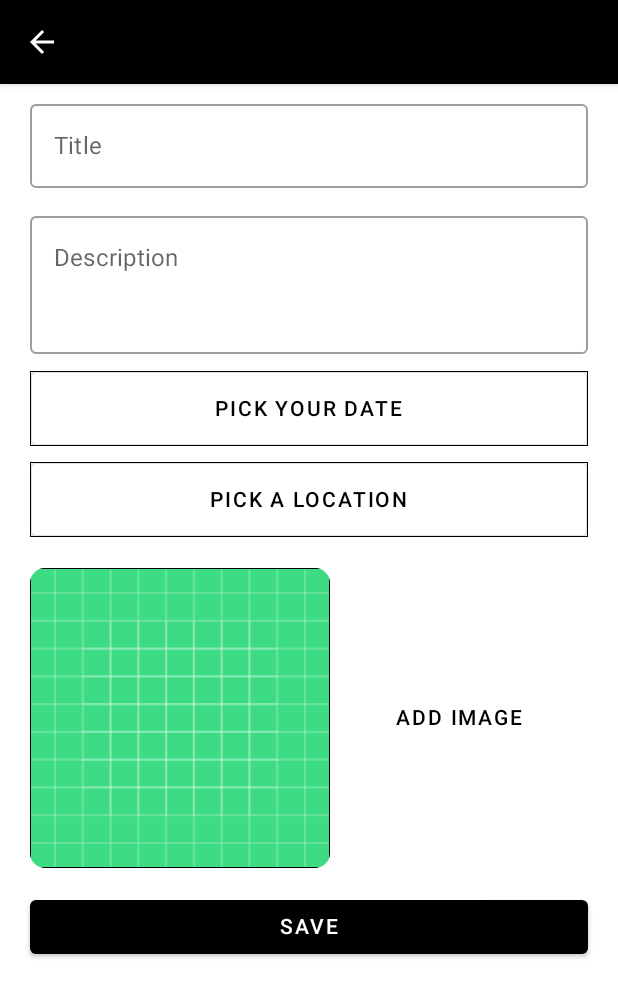
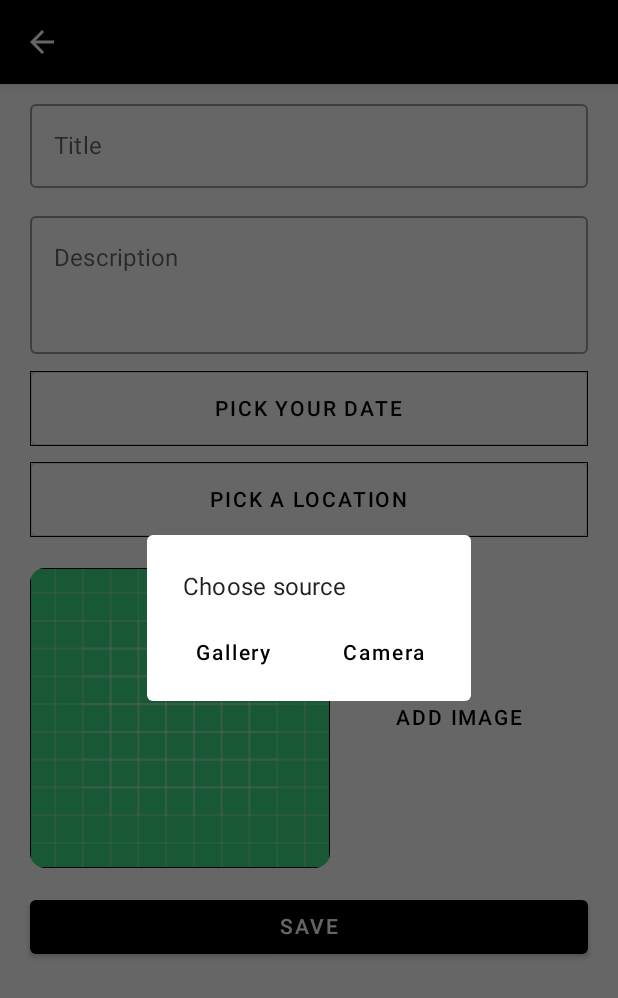
Before and after one commit to dolgovv/CastingPlaces, an Android app built with Jetpack Compose: the composable CardInfoPickerScreen called with empty values, after a tap on "ADD IMAGE", on a phone screen of 412 x 824 dp. Shown: the top 998 px of the screen. Run offline under Robolectric (Android 15) with nearby library versions, the phone set to English and light mode, and no system bars.

Commit message:
Add image and Permissions
Added:
- Required permissions in Manifest
- Add image button functionality
- Permission dialog
- Some commentaries

Fixed:
- DatePickerButton minor issues

```diff
--- a/app/build.gradle
+++ b/app/build.gradle
@@ -71,4 +71,6 @@ dependencies {
     androidTestImplementation "androidx.compose.ui:ui-test-junit4:$compose_version"
     debugImplementation "androidx.compose.ui:ui-tooling:$compose_version"
     debugImplementation "androidx.compose.ui:ui-test-manifest:$compose_version"
+
+    implementation 'com.karumi:dexter:6.0.1'
 }
--- a/app/src/main/AndroidManifest.xml
+++ b/app/src/main/AndroidManifest.xml
@@ -2,6 +2,9 @@
 <manifest xmlns:android="http://schemas.android.com/apk/res/android"
     xmlns:tools="http://schemas.android.com/tools"
     package="com.example.castingplaces">
+    <uses-permission android:name="android.permission.READ_EXTERNAL_STORAGE"/>
+    <uses-permission android:name="android.permission.WRITE_EXTERNAL_STORAGE"/>
+    <uses-permission android:name="android.permission.CAMERA"/>
 
     <application
         android:allowBackup="true"
--- a/app/src/main/java/com/example/castingplaces/CardInfoPickerScreen.kt
+++ b/app/src/main/java/com/example/castingplaces/CardInfoPickerScreen.kt
@@ -2,8 +2,12 @@ package com.example.castingplaces
 
 import android.app.DatePickerDialog
 import android.content.Context
+import android.content.pm.PackageManager
+import android.util.Log
 import android.widget.DatePicker
 import android.widget.Toast
+import androidx.activity.compose.rememberLauncherForActivityResult
+import androidx.activity.result.contract.ActivityResultContracts
 import androidx.compose.foundation.*
 import androidx.compose.foundation.layout.*
 import androidx.compose.foundation.shape.RoundedCornerShape
@@ -15,6 +19,7 @@ import androidx.compose.runtime.mutableStateOf
 import androidx.compose.runtime.remember
 import androidx.compose.runtime.setValue
 import androidx.compose.runtime.getValue
+import androidx.compose.runtime.saveable.rememberSaveable
 import androidx.compose.ui.Alignment
 import androidx.compose.ui.Modifier
 import androidx.compose.ui.draw.clip
@@ -25,6 +30,8 @@ import androidx.compose.ui.res.painterResource
 import androidx.compose.ui.tooling.preview.Preview
 import androidx.compose.ui.unit.Dp
 import androidx.compose.ui.unit.dp
+import androidx.compose.ui.window.Dialog
+import androidx.core.content.ContextCompat
 import androidx.navigation.NavController
 import androidx.navigation.compose.rememberNavController
 import com.example.castingplaces.ui.theme.CastingPlacesTheme
@@ -33,60 +40,25 @@ import java.time.Year
 import java.util.*
 
 
-
-@Composable
-private fun DatePickerButton(){
-
-    val context = LocalContext.current
-
-    var calendar = Calendar.getInstance()
-    val currentYear = calendar.get(Calendar.YEAR)
-    val currentMonth = calendar.get(Calendar.MONTH)
-    val currentDay = calendar.get(Calendar.DAY_OF_MONTH)
-
-    var pickedDate = mutableStateOf("PICK YOUR DATE")
-    var buttonText by pickedDate
-
-    val dpd = DatePickerDialog(context, DatePickerDialog.OnDateSetListener {
-            view, slctdyear, slctdmonth, slctddayOfMonth ->
-
-        buttonText = "$slctddayOfMonth/${slctdmonth+1}/$slctdyear"
-
-    }, currentYear, currentMonth, currentDay)
-
-    OutlinedButton(modifier = Modifier
-        .fillMaxWidth()
-        .height(50.dp)
-        .border(BorderStroke(Dp.Hairline, MaterialTheme.colors.onSurface)),
-
-        onClick = {
-            dpd.show()
-        }) {
-
-        Text(text ="$buttonText")
-    }
-}
-
 @Composable
 fun CardInfoPickerScreen(navController: NavController, cardTitle: String) {
 
-    val mainContext = LocalContext.current
-
-    var text: String by remember {
-        mutableStateOf("")
-    }
+    val openDialog = remember { mutableStateOf(false) }
 
     Surface(
         modifier = Modifier.fillMaxSize(),
         color = MaterialTheme.colors.background
 
     ) {
+
         Column(
             modifier = Modifier
                 .fillMaxSize(),
             horizontalAlignment = Alignment.CenterHorizontally
 
+
         ) {
+
             TopAppBar(
                 title = { Text(text = cardTitle) },
                 navigationIcon = {
@@ -99,6 +71,7 @@ fun CardInfoPickerScreen(navController: NavController, cardTitle: String) {
                 }
             )
 
+
             Column( //column for textFields
                 modifier = Modifier
                     .fillMaxHeight(0.4f)
@@ -107,12 +80,41 @@ fun CardInfoPickerScreen(navController: NavController, cardTitle: String) {
                 verticalArrangement = Arrangement.SpaceAround,
                 horizontalAlignment = Alignment.CenterHorizontally
             ) {
+                if (openDialog.value) {
+                    AlertDialog(
+                        onDismissRequest = {
+                            openDialog.value = false
+                        },
+                        title = {
+                            Text(text = "Choose source")
+                        },
+                        buttons = {
+                            Row(
+                                modifier = Modifier.padding(all = 8.dp),
+                                horizontalArrangement = Arrangement.Center
+                            ) {
+                                PermGrantButtons(
+                                    "Gallery",
+                                    "Camera"
+                                )
+                            }
+                        }
+                    )
+                }
+
+                var cardTitle: String by remember {
+                    mutableStateOf("")
+                }
+                var cardDescription: String by remember {
+                    mutableStateOf("")
+                }
+
 
                 OutlinedTextField(
                     modifier = Modifier
                         .fillMaxWidth(),
-                    value = text,
-                    onValueChange = { text = it },
+                    value = cardTitle,
+                    onValueChange = { cardTitle = it },
                     singleLine = true,
                     label = { Text(text = "Title") }
                 )
@@ -121,8 +123,8 @@ fun CardInfoPickerScreen(navController: NavController, cardTitle: String) {
                     modifier = Modifier
                         .fillMaxWidth()
                         .height(100.dp),
-                    value = text,
-                    onValueChange = { text = it },
+                    value = cardDescription,
+                    onValueChange = { cardDescription = it },
                     singleLine = false,
                     label = { Text(text = "Description") })
 
@@ -179,9 +181,12 @@ fun CardInfoPickerScreen(navController: NavController, cardTitle: String) {
 
                     TextButton(modifier = Modifier
                         .fillMaxSize(),
-                        onClick = { /*TODO*/ }) {
+                        onClick = {
+
+                            openDialog.value = true
+
+                        }) {
                         Text(text = "ADD IMAGE")
-
                     }
                 }
 
@@ -196,73 +201,120 @@ fun CardInfoPickerScreen(navController: NavController, cardTitle: String) {
     }
 }
 
-//@Composable
-//fun DateButton(title: String) {
-//
-//    val mainContext = LocalContext.current
-//
-//    val year = calendar.get(Calendar.YEAR)
-//    val month = calendar.get(Calendar.MONTH)
-//    val day = calendar.get(Calendar.DAY_OF_MONTH)
-//
-//    val dateFormat = "dd.MM.yyyy"
-//
-//    var selectedDate: String = ""
-//
-//    val sdf = SimpleDateFormat(dateFormat, Locale.getDefault())
-//    val dateSetListener = DatePickerDialog(mainContext, DatePickerDialog.OnDateSetListener {
-//            view, slctdyear, slctdmonth, slctddayOfMonth ->
-//
-//        selectedDate = "$slctddayOfMonth/${slctdmonth+1}/$slctdyear"
-//
-//        val sdf = SimpleDateFormat("dd/MM/yyyy", Locale.ENGLISH)
-//
-//
-//
-//    },
-//        year,
-//        month,
-//        day)
-//    var tiitle = mutableStateOf(selectedDate)
-//        //sdf.format(cal.time).toString()
-//
-//
-//    OutlinedButton(
-//        modifier = Modifier
-//            .fillMaxWidth()
-//            .height(50.dp)
-//            .border(BorderStroke(Dp.Hairline, MaterialTheme.colors.onSurface)),
-//        onClick = {
-//
-//            DatePickerDialog(
-//                mainContext, dateSetListener,
-//                calendar.get(Calendar.YEAR),
-//                calendar.get(Calendar.MONTH),
-//                calendar.get(Calendar.DAY_OF_MONTH)
-//            ).show()
-//
-//        }
-//    ) {
-//        Text(text = tiitle.toString() )
-//    }
-//}
+@Composable
+private fun DatePickerButton() {
+
+    val context = LocalContext.current
+
+    val calendar = Calendar.getInstance()
+    val currentYear = calendar.get(Calendar.YEAR)
+    val currentMonth = calendar.get(Calendar.MONTH)
+    val currentDay = calendar.get(Calendar.DAY_OF_MONTH)
+
+    val pickedDate = mutableStateOf("PICK YOUR DATE")
+    var buttonText by pickedDate
+
+    val dpd = DatePickerDialog(
+        context,
+        DatePickerDialog.OnDateSetListener { _, slctdyear, slctdmonth, slctddayOfMonth ->
+
+            buttonText = "$slctddayOfMonth/${slctdmonth + 1}/$slctdyear"
+
+        },
+        currentYear,
+        currentMonth,
+        currentDay
+    )
+
+    OutlinedButton(modifier = Modifier
+        .fillMaxWidth()
+        .height(50.dp)
+        .border(BorderStroke(Dp.Hairline, MaterialTheme.colors.onSurface)),
+
+        onClick = {
+            dpd.show()
+        }) {
+
+        Text(text = buttonText)
+    }
+}
 
 @Composable
-fun OutTextField(textIn: String) {
-    var text = textIn
-    OutlinedTextField(
-        value = text,
-        onValueChange = { text = it },
-        placeholder = {
-            Text(text = "more than 4")
-//            if (text.length > 3) {
-//                Text(text = "more than 4")
-//            } else Text(text = text)
-        },
-        label = { Text(text = "aaaaaaaa") }
-    )
+fun PermGrantButtons(
+    /**    1ая кнопка: если нет перма -> диалог. на принятие ->
+    НЕ показывает диалог отказа.
+    на отказ ->
+    показывает диалог отказа.
+    2ая кнопка спрашивает перм если его еще нет*/
+    firstButtonTitle: String,
+    secondButtonTitle: String
+) {
+    val context = LocalContext.current
 
+    val launcher = rememberLauncherForActivityResult(
+        /** ЭТО ДИАЛОГ И ЕГО ФУНКЦИОНАЛ */
+        ActivityResultContracts.RequestPermission()
+    ) { isGranted: Boolean ->
+        /** ЛОГИКА ПОЛУЧИЛ ИЛИ НЕТ РАЗРЕШЕНИЯ */
+        if (isGranted) {
+            /** закрыть  */
+            // Permission Accepted: Do something
+            Log.d("ExampleScreen", "PERMISSION GRANTED")
+
+        } else {
+            // Permission Denied: Do something
+            Log.d("ExampleScreen", "PERMISSION DENIED")
+        }
+    }
+
+    TextButton( //  НАЖИМЕШЬ И ЛИБО ДЕЛАЕТ ЧТО НАДО ЛИБО ПРОСИТ РЕЗРЕШЕНИЙ
+        modifier = Modifier.width(100.dp),
+        onClick = {
+            /** ПОКАЗАТЬ ДИАЛОГ ЕСЛИ ПЕРМИШН НЕ ДАН */
+            when (PackageManager.PERMISSION_GRANTED) {
+                ContextCompat.checkSelfPermission(
+                    context,
+                    android.Manifest.permission.READ_EXTERNAL_STORAGE
+                ) -> {
+                    /**  Some works that require permission */
+
+                    Log.d("ExampleScreen", "Code requires permission")
+                }
+
+                else -> {
+                    // Asking for permission
+                    launcher.launch(android.Manifest.permission.READ_EXTERNAL_STORAGE)
+                }
+            }
+
+        }) {
+        Text(text = firstButtonTitle)
+    }
+
+    TextButton( //  НАЖИМЕШЬ И ЛИБО ДЕЛАЕТ ЧТО НАДО ЛИБО ПРОСИТ РЕЗРЕШЕНИЙ
+        modifier = Modifier.width(100.dp),
+        onClick = {
+            when (PackageManager.PERMISSION_GRANTED) {
+                ContextCompat.checkSelfPermission(
+                    context,
+                    android.Manifest.permission.CAMERA
+                ) -> {
+                    // Some works that require permission
+                    Log.d("ExampleScreen", "Code requires permission")
+                }
+                else -> {
+                    // Asking for permission
+                    launcher.launch(android.Manifest.permission.CAMERA)
+                }
+
+            }
+        }) {
+        Text(text = secondButtonTitle)
+    }
 }
+
+
+/** ======= PREVIEWS ======= */
 
 //@Preview(showBackground = true)
 //@Composable
@@ -273,11 +325,10 @@ fun OutTextField(textIn: String) {
 //}
 
 
-
 @Preview(showBackground = true)
 @Composable
 fun FieldPreview() {
     CastingPlacesTheme {
-        CardInfoPickerScreen(rememberNavController(), "Pick yr new place")
+        DatePickerButton()
     }
 }
--- a/app/src/main/java/com/example/castingplaces/Navigation.kt
+++ b/app/src/main/java/com/example/castingplaces/Navigation.kt
@@ -19,10 +19,10 @@ fun Navigation(navController: NavHostController) {
         }
 
         composable(route = Screens.CardDetailsScreen.route) {
-            CardDetailsScreen(navController = navController, "zdes")
+            CardDetailsScreen(navController = navController, "fromNavigation")
         }
         composable(route = Screens.CardInfoPickerScreen.route) {
-            CardInfoPickerScreen(navController, "Tested")
+            CardInfoPickerScreen(navController, "fromNavigation")
         }
     }
 }
```
Also changed, not shown: app/src/main/java/com/example/castingplaces/MainScreen.kt (+10 -1 lines).
